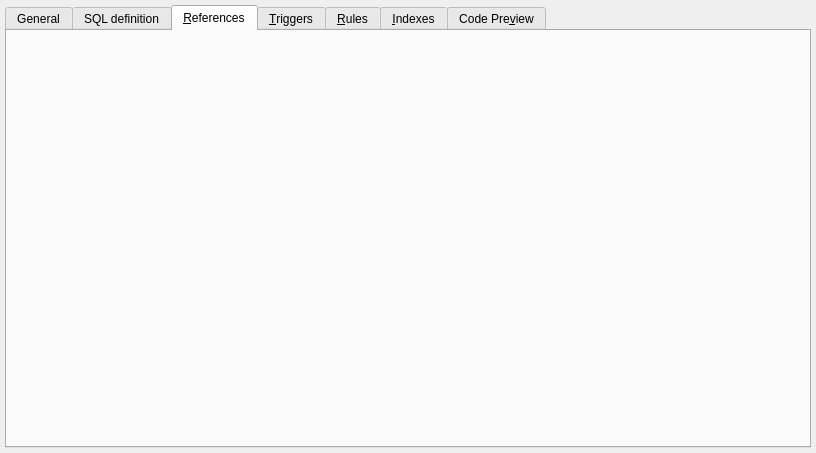
This is libs/libgui/ui/dbobjects/viewwidget.ui in pgmodeler/pgmodeler as Qt 5 draws it before an edit. The edited form follows.
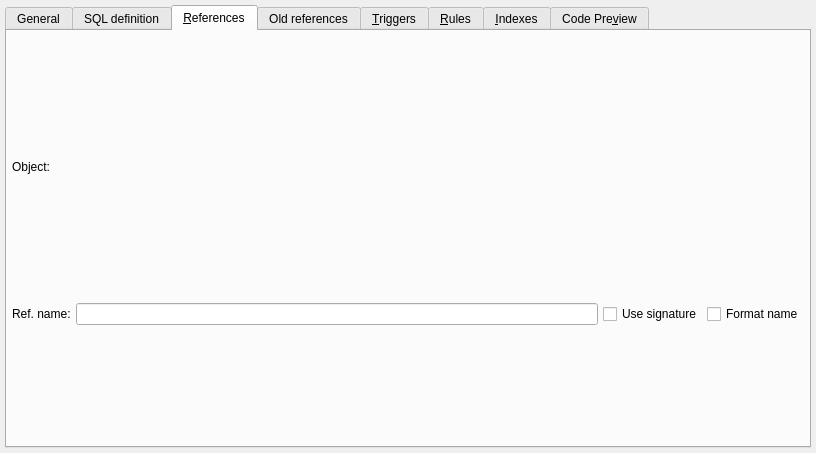
This is the edited form. The open tabs and pages were chosen to show the change. Icons and pictures are not drawn.

Commit message: Added a SQL definition tab and a new References tab that will work like references in GenericSqlWidget (wip)

What changed in the file:
```diff
--- a/libs/libgui/ui/dbobjects/viewwidget.ui
+++ b/libs/libgui/ui/dbobjects/viewwidget.ui
@@ -196,6 +196,129 @@
       <attribute name="title">
        <string>&amp;References</string>
       </attribute>
+      <layout class="QGridLayout" name="view_refs_grid">
+       <property name="leftMargin">
+        <number>5</number>
+       </property>
+       <property name="topMargin">
+        <number>5</number>
+       </property>
+       <property name="rightMargin">
+        <number>5</number>
+       </property>
+       <property name="bottomMargin">
+        <number>5</number>
+       </property>
+       <property name="spacing">
+        <number>5</number>
+       </property>
+       <item row="0" column="0" colspan="2">
+        <layout class="QHBoxLayout" name="horizontalLayout_3">
+         <property name="spacing">
+          <number>5</number>
+         </property>
+         <item>
+          <widget class="QLabel" name="object_lbl">
+           <property name="text">
+            <string>Object:</string>
+           </property>
+          </widget>
+         </item>
+         <item>
+          <widget class="QLabel" name="sel_obj_icon_lbl">
+           <property name="sizePolicy">
+            <sizepolicy hsizetype="Fixed" vsizetype="Preferred">
+             <horstretch>0</horstretch>
+             <verstretch>0</verstretch>
+            </sizepolicy>
+           </property>
+           <property name="minimumSize">
+            <size>
+             <width>32</width>
+             <height>32</height>
+            </size>
+           </property>
+           <property name="maximumSize">
+            <size>
+             <width>32</width>
+             <height>32</height>
+            </size>
+           </property>
+           <property name="frameShape">
+            <enum>QFrame::NoFrame</enum>
+           </property>
+           <property name="frameShadow">
+            <enum>QFrame::Plain</enum>
+           </property>
+           <property name="text">
+            <string/>
+           </property>
+           <property name="scaledContents">
+            <bool>true</bool>
+           </property>
+           <property name="alignment">
+            <set>Qt::AlignCenter</set>
+           </property>
+          </widget>
+         </item>
+        </layout>
+       </item>
+       <item row="1" column="0">
+        <widget class="QLabel" name="ref_name_lbl">
+         <property name="text">
+          <string>Ref. name:</string>
+         </property>
+        </widget>
+       </item>
+       <item row="1" column="1">
+        <layout class="QHBoxLayout" name="horizontalLayout_2">
+         <property name="spacing">
+          <number>5</number>
+         </property>
+         <item>
+          <widget class="QLineEdit" name="ref_name_edt">
+           <property name="toolTip">
+            <string>&lt;p&gt;The name of the reference to an object. All occurences of the reference enclosed by &lt;strong&gt;{}&lt;/strong&gt; are replaced by the referenced object's name or signature in the generic SQL object's code.&lt;/p&gt;</string>
+           </property>
+           <property name="statusTip">
+            <string/>
+           </property>
+          </widget>
+         </item>
+         <item>
+          <widget class="QCheckBox" name="use_signature_chk">
+           <property name="toolTip">
+            <string>&lt;p&gt;Use the referenced object's signature instead of its name. For some objects like functions, casts, operators and some others the signature will include parameters types and some other information.&lt;/p&gt;</string>
+           </property>
+           <property name="statusTip">
+            <string/>
+           </property>
+           <property name="text">
+            <string>Use signature</string>
+           </property>
+          </widget>
+         </item>
+         <item>
+          <widget class="QCheckBox" name="format_name_chk">
+           <property name="toolTip">
+            <string>&lt;p&gt;The referenced object's name or signature will be automatically quoted when special characters are found. Additionally, for schema qualified objects, the name of the parent schema is prepended to the referenced object's name or signature. This will avoid common SQL syntax errors or loss of semantics.&lt;/p&gt;</string>
+           </property>
+           <property name="statusTip">
+            <string/>
+           </property>
+           <property name="text">
+            <string>Format name</string>
+           </property>
+          </widget>
+         </item>
+        </layout>
+       </item>
+      </layout>
+     </widget>
+     <widget class="QWidget" name="old_view_refs_tab">
+      <attribute name="title">
+       <string>Old references</string>
+      </attribute>
      </widget>
      <widget class="QWidget" name="triggers_tab">
       <attribute name="icon">
```
Left out of the diff: 6 changed lines with no effect on the pictures. The commit also changes 2 other files.
